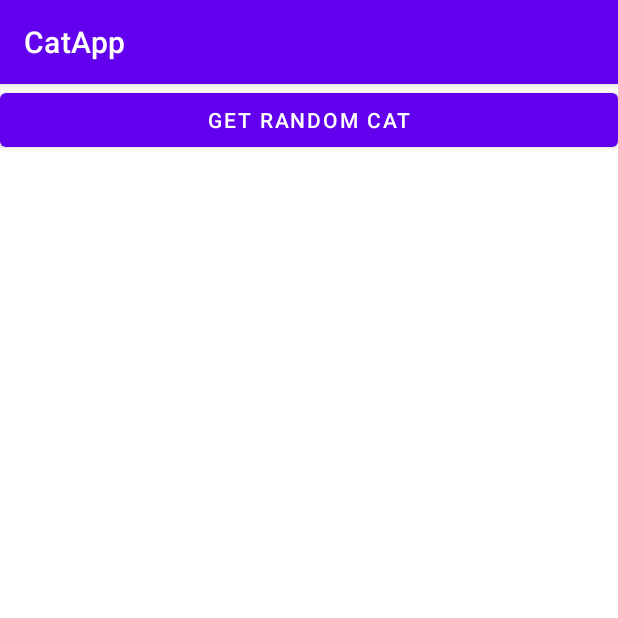
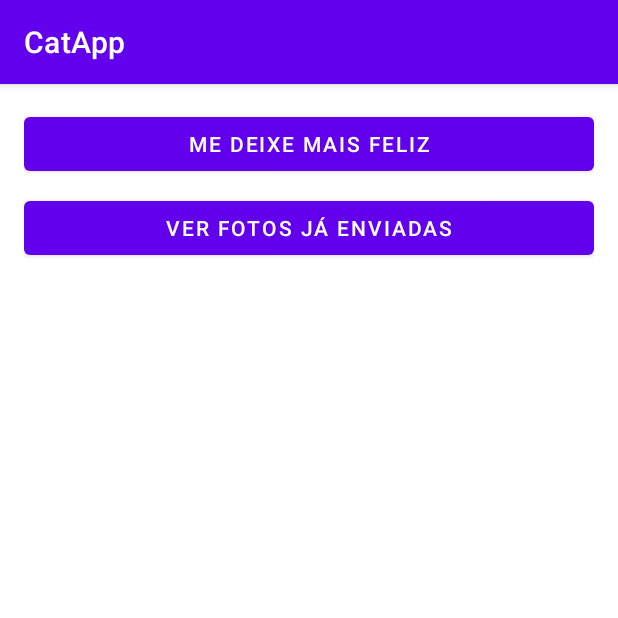
Before and after one commit to MadixSZ/AppCat, an Android app: the screen it shows after launch (CatActivity), on a phone screen of 412 x 824 dp, the top half of it. Run offline under Robolectric (Android 15) with nearby library versions, the phone set to English and light mode, and no system bars; our stand-ins replace Room's generated code; pictures from the network do not load.

Commit message:
botão do bd

```diff
--- a/app/src/main/java/com/example/catapp/CatActivity.kt
+++ b/app/src/main/java/com/example/catapp/CatActivity.kt
@@ -1,6 +1,7 @@
 package com.example.catapp
 
 import android.os.Bundle
+import android.widget.Toast
 import androidx.activity.viewModels
 import androidx.appcompat.app.AppCompatActivity
 import androidx.recyclerview.widget.LinearLayoutManager
@@ -35,12 +36,22 @@ class CatActivity : AppCompatActivity() {
 
         binding.btnFetchCat.setOnClickListener {
             viewModel.fetchNewCat()
+            Toast.makeText(this, "Buscando novo gato...", Toast.LENGTH_SHORT).show()
+        }
+
+        binding.btnViewHistory.setOnClickListener {
+            Toast.makeText(this, "Mostrando todos os gatos salvos", Toast.LENGTH_SHORT).show()
         }
     }
 
     private fun setupObservers() {
         viewModel.allCats.observe(this) { cats ->
-            cats?.let { adapter.updateList(it) }
+            cats?.let {
+                adapter.updateList(it)
+                if (it.isEmpty()) {
+                    Toast.makeText(this, "Nenhum gato salvo ainda", Toast.LENGTH_SHORT).show()
+                }
+            }
         }
     }
 }
--- a/app/src/main/java/com/example/catapp/database/AppDatabase.kt
+++ b/app/src/main/java/com/example/catapp/database/AppDatabase.kt
@@ -8,7 +8,7 @@ import androidx.room.migration.Migration
 import androidx.sqlite.db.SupportSQLiteDatabase
 import com.example.catapp.model.CatImage
 
-@Database(entities = [CatImage::class], version = 3, exportSchema = false) // Aumente a versão para 3
+@Database(entities = [CatImage::class], version = 3, exportSchema = false)
 abstract class AppDatabase : RoomDatabase() {
     abstract fun catImageDao(): CatImageDao
 
@@ -16,17 +16,15 @@ abstract class AppDatabase : RoomDatabase() {
         @Volatile
         private var INSTANCE: AppDatabase? = null
 
-        // Migração segura para adicionar coluna somente se não existir
         private val MIGRATION_1_2 = object : Migration(1, 2) {
             override fun migrate(database: SupportSQLiteDatabase) {
                 database.execSQL("ALTER TABLE cat_images ADD COLUMN createdAt TEXT DEFAULT ''")
             }
         }
 
-        // Migração dummy para versão 2->3 (resetar em desenvolvimento)
         private val MIGRATION_2_3 = object : Migration(2, 3) {
             override fun migrate(database: SupportSQLiteDatabase) {
-                // Não faz nada, apenas força recriação se usar fallback
+                // Reset do banco em desenvolvimento
             }
         }
 
@@ -38,7 +36,7 @@ abstract class AppDatabase : RoomDatabase() {
                     "cat_database"
                 )
                     .addMigrations(MIGRATION_1_2, MIGRATION_2_3)
-                    .fallbackToDestructiveMigration() // Apenas para desenvolvimento
+                    .fallbackToDestructiveMigration()
                     .build()
                 INSTANCE = instance
                 instance
--- a/app/src/main/java/com/example/catapp/database/CatImageDao.kt
+++ b/app/src/main/java/com/example/catapp/database/CatImageDao.kt
@@ -2,6 +2,7 @@ package com.example.catapp.database
 
 import androidx.lifecycle.LiveData
 import androidx.room.Dao
+import androidx.room.Delete
 import androidx.room.Insert
 import androidx.room.OnConflictStrategy
 import androidx.room.Query
@@ -14,4 +15,10 @@ interface CatImageDao {
 
     @Query("SELECT * FROM cat_images ORDER BY createdAt DESC")
     fun getAllCats(): LiveData<List<CatImage>>
+
+    @Query("SELECT * FROM cat_images ORDER BY createdAt DESC")
+    suspend fun getAllCatsDirect(): List<CatImage>
+
+    @Delete
+    suspend fun deleteCat(catImage: CatImage)
 }
--- a/app/src/main/java/com/example/catapp/repository/CatRepository.kt
+++ b/app/src/main/java/com/example/catapp/repository/CatRepository.kt
@@ -14,6 +14,8 @@ class CatRepository(context: Context) {
     private val apiService = RetrofitClient.instance
 
     fun getAllCats(): LiveData<List<CatImage>> = catImageDao.getAllCats()
+
+    suspend fun getAllCatsDirect(): List<CatImage> = catImageDao.getAllCatsDirect()
 
     suspend fun fetchNewCat() {
         try {
@@ -38,4 +40,8 @@ class CatRepository(context: Context) {
             throw e
         }
     }
+
+    suspend fun deleteCat(catImage: CatImage) {
+        catImageDao.deleteCat(catImage)
+    }
 }
--- a/app/src/main/java/com/example/catapp/viewmodel/CatViewModel.kt
+++ b/app/src/main/java/com/example/catapp/viewmodel/CatViewModel.kt
@@ -19,4 +19,10 @@ class CatViewModel(private val repository: CatRepository) : ViewModel() {
             }
         }
     }
+
+    fun deleteCat(catImage: CatImage) {
+        viewModelScope.launch {
+            repository.deleteCat(catImage)
+        }
+    }
 }
--- a/app/src/main/res/layout/activity_main.xml
+++ b/app/src/main/res/layout/activity_main.xml
@@ -3,13 +3,22 @@
     xmlns:android="http://schemas.android.com/apk/res/android"
     android:layout_width="match_parent"
     android:layout_height="match_parent"
-    android:orientation="vertical">
+    android:orientation="vertical"
+    android:padding="16dp">
 
     <Button
         android:id="@+id/btnFetchCat"
         android:layout_width="match_parent"
         android:layout_height="wrap_content"
-        android:text="Get Random Cat"/>
+        android:text="Me deixe mais feliz"
+        android:layout_marginBottom="8dp"/>
+
+    <Button
+        android:id="@+id/btnViewHistory"
+        android:layout_width="match_parent"
+        android:layout_height="wrap_content"
+        android:text="Ver fotos já enviadas"
+        android:layout_marginBottom="8dp"/>
 
     <androidx.recyclerview.widget.RecyclerView
         android:id="@+id/rvCats"
```
